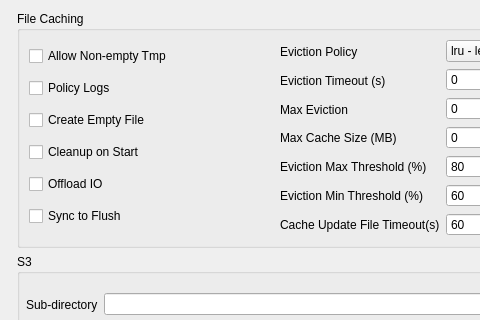
Seagate/cloudfuse, file gui/s3_config_advanced.ui: the form before one commit; both pictures show x 0 to 480 and y 0 to 320 of the 640 by 556 pixel window.
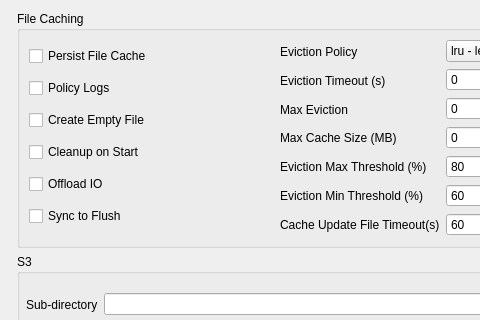
The form after the commit.

```diff
--- a/gui/s3_config_advanced.ui
+++ b/gui/s3_config_advanced.ui
@@ -130,7 +130,7 @@
            <string>&lt;html&gt;&lt;head/&gt;&lt;body&gt;&lt;p&gt;Allow a non-empty temp directory at startup&lt;/p&gt;&lt;/body&gt;&lt;/html&gt;</string>
           </property>
           <property name="text">
-           <string>Allow Non-empty Tmp</string>
+           <string>Persist File Cache</string>
           </property>
          </widget>
         </item>
```
Left out of the diff: 2 changed lines with no effect on the pictures.
